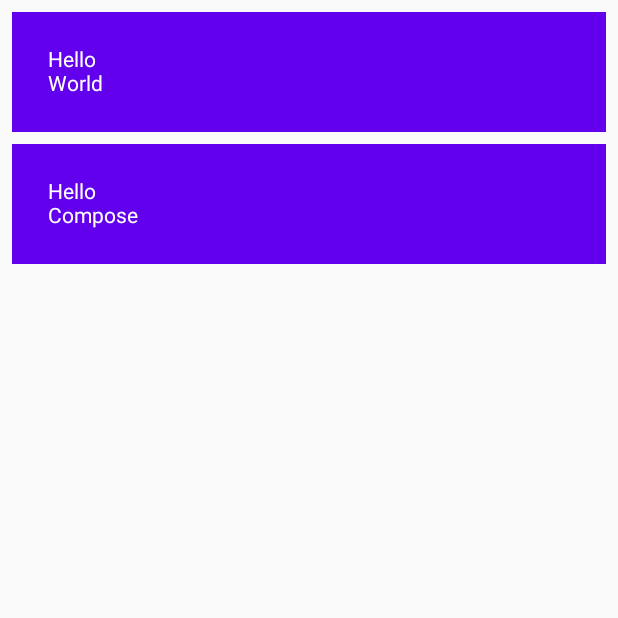
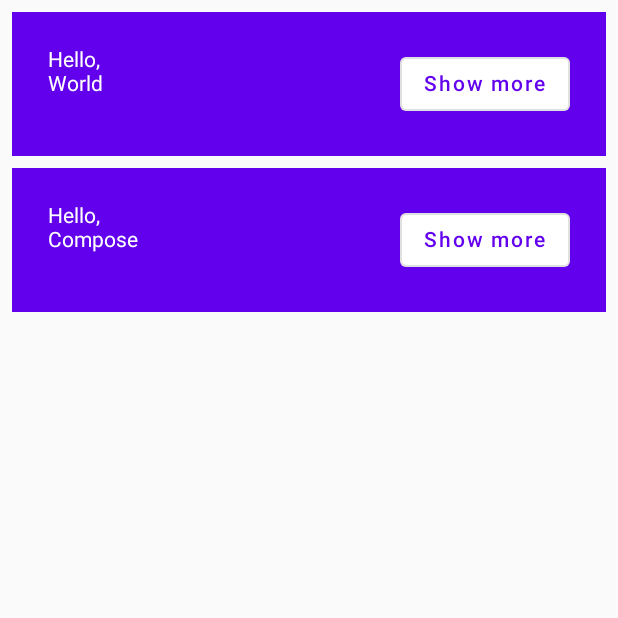
Before and after one commit to juanmendez/jetpack-compose, an Android app built with Jetpack Compose: the screen it shows after launch (MainActivity), on a phone screen of 412 x 824 dp, the top half of it. Run offline under Robolectric (Android 15) with nearby library versions, the phone set to English and light mode, and no system bars.

Commit message:
02: how to combine children in a row.

```diff
--- a/app/src/main/java/com/jetpack/compose/MainActivity.kt
+++ b/app/src/main/java/com/jetpack/compose/MainActivity.kt
@@ -4,10 +4,12 @@ import android.os.Bundle
 import androidx.activity.ComponentActivity
 import androidx.activity.compose.setContent
 import androidx.compose.foundation.layout.Column
+import androidx.compose.foundation.layout.Row
 import androidx.compose.foundation.layout.fillMaxSize
 import androidx.compose.foundation.layout.fillMaxWidth
 import androidx.compose.foundation.layout.padding
 import androidx.compose.material.MaterialTheme
+import androidx.compose.material.OutlinedButton
 import androidx.compose.material.Surface
 import androidx.compose.material.Text
 import androidx.compose.runtime.Composable
@@ -53,13 +55,23 @@ fun MyApp(names: List<String> = listOf("World", "Compose")) {
  */
 @Composable
 fun Greeting(name: String) {
-    Surface(color = MaterialTheme.colors.primary, modifier = Modifier.padding(vertical = 4.dp, horizontal = 8.dp)) {
-        // To add multiple modifiers to an element, you simply chain them.
-        Column(Modifier.fillMaxWidth().padding(24.dp)) {
-            Text("Hello")
-            Text(name)
+    Surface(
+        color = MaterialTheme.colors.primary,
+        modifier = Modifier.padding(vertical = 4.dp, horizontal = 8.dp)
+    ) {
+        Row(modifier = Modifier.padding(24.dp)) {
+            Column(modifier = Modifier.weight(1f)) {
+                Text(text = "Hello, ")
+                Text(text = name)
+            }
+            OutlinedButton(
+                onClick = { /* TODO */ }
+            ) {
+                Text("Show more")
+            }
         }
     }
+
 }
 
 @Preview(showBackground = true, widthDp = 320)
```
